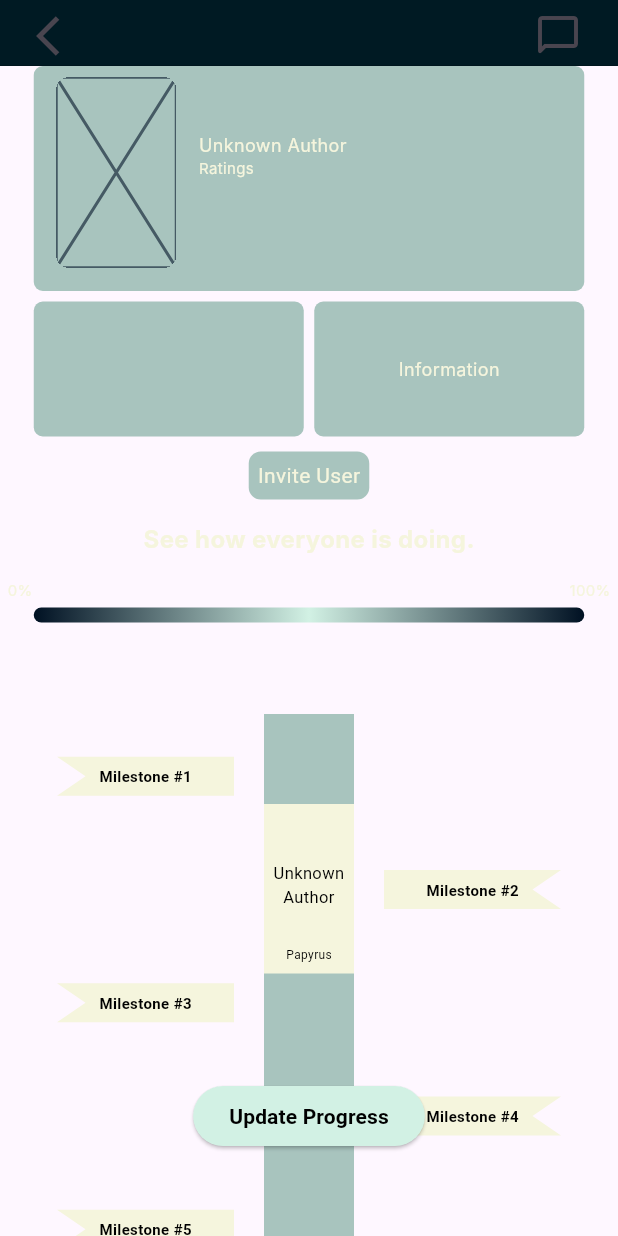
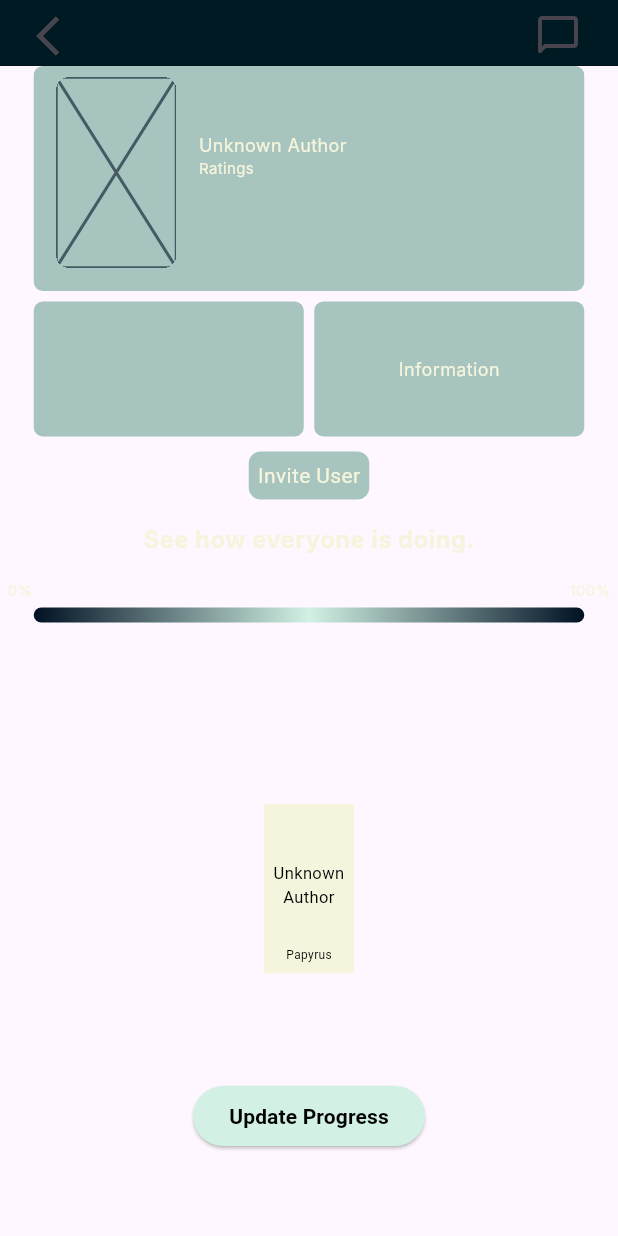
Before and after one commit to SamerSawan/Papyrus_v2, a Flutter app: the BookClubScreen screen opened directly with empty values, on a phone screen of 412 x 824 dp. Run offline on Flutter 3.47's test engine with Material 3 defaults, Android fonts, the light colour scheme and no system bars; drawn by our look-alikes of auto_size_text; our stand-ins replace cloud_firestore, firebase_auth, firebase_core; accounts and stored records are empty; Roboto replaces fonts that are missing (Inter).

Commit message:
milestones programmatically rendered based on book pageCount

```diff
--- a/lib/screens/widgets/book_timeline.dart
+++ b/lib/screens/widgets/book_timeline.dart
@@ -11,30 +11,20 @@ class BookTimeline extends StatefulWidget {
 }
 
 class _BookTimelineState extends State<BookTimeline> {
+  late int milestoneCount;
+
+  @override
+  void initState() {
+    super.initState();
+    milestoneCount = widget.book.pageCount ~/ 50;
+  }
+
   @override
   Widget build(BuildContext context) {
-    List<String> milestones = [
-      'Milestone #1',
-      'Milestone #2',
-      'Milestone #3',
-      'Milestone #4',
-      'Milestone #5'
-    ]; // Replace with your milestones data
-
-    double leftMilestonesWidth =
-        118.0 * ((milestones.length + 1) / 2).ceil().toDouble();
-    double rightMilestonesWidth =
-        118.0 * (milestones.length / 2).ceil().toDouble();
-    double centralTimelineWidth = 60.0;
-    double centralTimelineHeight = 100.0 * milestones.length - 20;
-
-    // Calculate the total width of the central container
-    double totalWidth =
-        leftMilestonesWidth + centralTimelineWidth + rightMilestonesWidth;
+    double stackHeight = milestoneCount * 100.0; // Adjust the height as needed
 
     return Center(
       child: Container(
-        width: totalWidth,
         child: Row(
           mainAxisAlignment: MainAxisAlignment.center,
           crossAxisAlignment: CrossAxisAlignment.center,
@@ -42,12 +32,14 @@ class _BookTimelineState extends State<BookTimeline> {
             Column(
               mainAxisAlignment: MainAxisAlignment.start,
               crossAxisAlignment: CrossAxisAlignment.end,
-              children: List.generate(milestones.length, (index) {
+              children: List.generate(milestoneCount, (index) {
                 if (index % 2 == 0) {
-                  return Container(
+                  return Column(
+                    children: [
+                      Container(
                         width: 118,
                         height: 26,
-                    margin: const EdgeInsets.only(right: 20, bottom: 75),
+                        margin: const EdgeInsets.only(right: 20, bottom: 10),
                         child: Stack(
                           alignment: Alignment.center,
                           children: [
@@ -55,7 +47,8 @@ class _BookTimelineState extends State<BookTimeline> {
                               painter: BookmarkChapterLeft(),
                             ),
                             Text(
-                          milestones[index],
+                              'Milestone #${index + 1}',
+                              textAlign: TextAlign.center,
                               style: const TextStyle(
                                 color: Color.fromARGB(255, 0, 0, 0),
                                 fontSize: 10,
@@ -64,9 +57,20 @@ class _BookTimelineState extends State<BookTimeline> {
                             ),
                           ],
                         ),
+                      ),
+                      const CircleAvatar(
+                        radius: 15,
+                        backgroundColor: Colors.blue,
+                        child:
+                            Icon(Icons.comment, size: 15, color: Colors.white),
+                      ),
+                      const SizedBox(height: 25),
+                    ],
                   );
                 } else {
-                  return const SizedBox(height: 50);
+                  return const SizedBox(
+                      height:
+                          100); // Double the height to account for avatar and spacing
                 }
               }),
             ),
@@ -76,7 +80,7 @@ class _BookTimelineState extends State<BookTimeline> {
                 Container(
                   margin: const EdgeInsets.only(top: 20),
                   width: 60,
-                  height: centralTimelineHeight,
+                  height: stackHeight,
                   color: const Color(0x8053917E),
                 ),
                 Container(
@@ -127,12 +131,14 @@ class _BookTimelineState extends State<BookTimeline> {
             Column(
               mainAxisAlignment: MainAxisAlignment.start,
               crossAxisAlignment: CrossAxisAlignment.start,
-              children: List.generate(milestones.length, (index) {
+              children: List.generate(milestoneCount, (index) {
                 if (index % 2 != 0) {
-                  return Container(
+                  return Column(
+                    children: [
+                      Container(
                         width: 118,
                         height: 26,
-                    margin: const EdgeInsets.only(left: 20, bottom: 75),
+                        margin: const EdgeInsets.only(left: 20, bottom: 10),
                         child: Stack(
                           alignment: Alignment.center,
                           children: [
@@ -140,7 +146,8 @@ class _BookTimelineState extends State<BookTimeline> {
                               painter: BookmarkChapterRight(),
                             ),
                             Text(
-                          milestones[index],
+                              'Milestone #${index + 1}',
+                              textAlign: TextAlign.center,
                               style: const TextStyle(
                                 color: Color.fromARGB(255, 0, 0, 0),
                                 fontSize: 10,
@@ -149,9 +156,20 @@ class _BookTimelineState extends State<BookTimeline> {
                             ),
                           ],
                         ),
+                      ),
+                      const CircleAvatar(
+                        radius: 15,
+                        backgroundColor: Colors.blue,
+                        child:
+                            Icon(Icons.comment, size: 15, color: Colors.white),
+                      ),
+                      const SizedBox(height: 25),
+                    ],
                   );
                 } else {
-                  return SizedBox(height: 50);
+                  return const SizedBox(
+                      height:
+                          100); // Double the height to account for avatar and spacing
                 }
               }),
             ),
```
Lines whose indentation alone changed are shown as unchanged.
